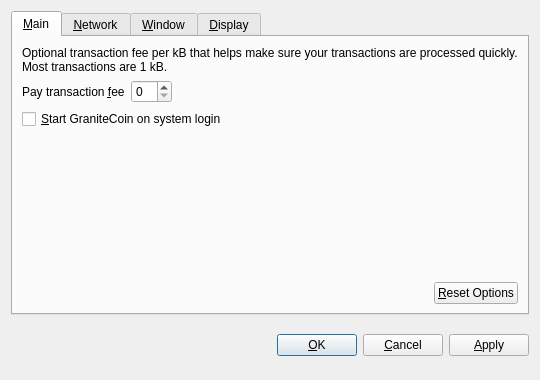
Old version of the form src/qt/forms/optionsdialog.ui in the repository maniac83/FastCoin.
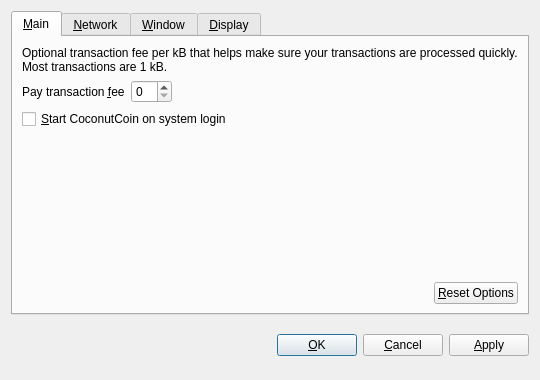
New version of the form. Custom widgets are drawn as their Qt base class.

Commit message: Cocnut coin pictures and abbreviations

What changed in the file:
```diff
--- a/src/qt/forms/optionsdialog.ui
+++ b/src/qt/forms/optionsdialog.ui
@@ -82,7 +82,7 @@
           <string>Automatically start GraniteCoin after logging in to the system.</string>
          </property>
          <property name="text">
-          <string>&amp;Start GraniteCoin on system login</string>
+          <string>&amp;Start CoconutCoin on system login</string>
          </property>
         </widget>
        </item>
```
Left out of the diff: 10 changed lines with no effect on the pictures. The commit also changes 155 other files.
